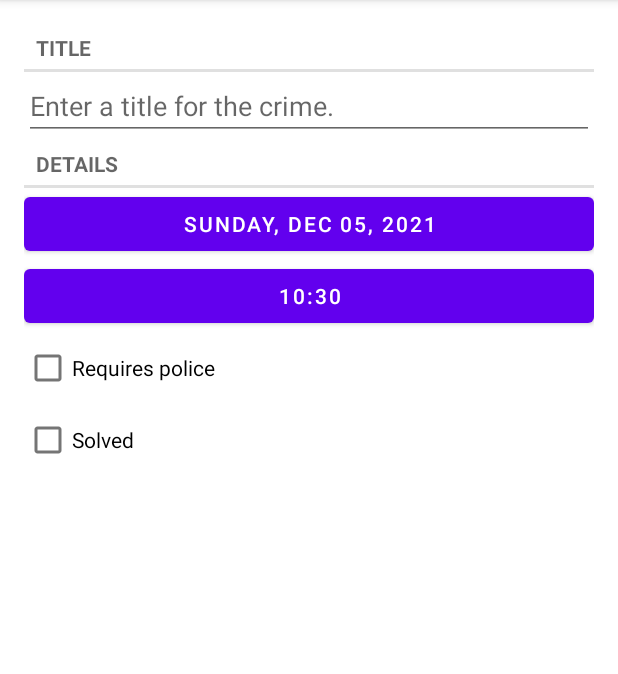
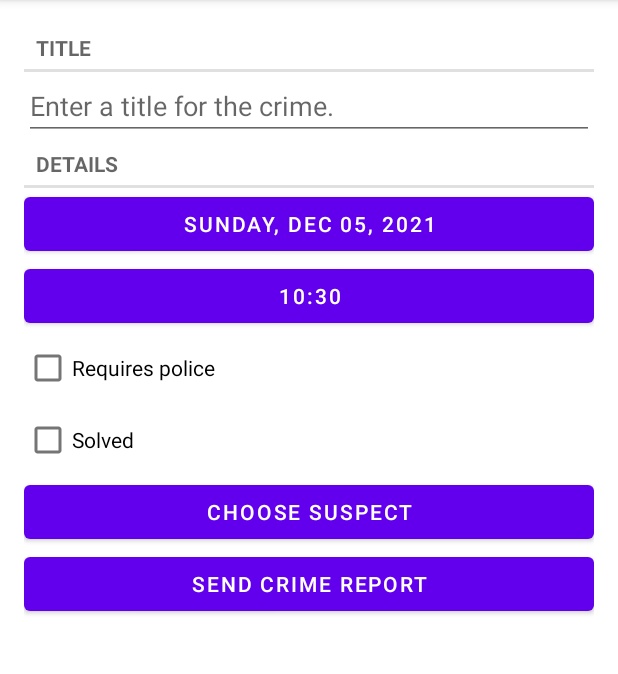
Before and after one commit to denesdavid/TheBigNerdRanchGuide-4thEdition-CriminalIntent, an Android app: the screen it shows after launch (MainActivity), after a tap on "NEW CRIME", on a phone screen of 412 x 824 dp, the part 84-758 px from its top. Run offline under Robolectric (Android 15) with nearby library versions, the phone set to English and light mode, and no system bars; our stand-ins replace Room's generated code.

Commit message:
Working on Chapter 15 - Implicit intents.

```diff
--- a/app/src/main/java/com/bignerdranch/android/criminalintent/CrimeRepository.java
+++ b/app/src/main/java/com/bignerdranch/android/criminalintent/CrimeRepository.java
@@ -37,7 +37,7 @@ public class CrimeRepository {
     }
 
     private CrimeRepository(Context context){
-        database = Room.databaseBuilder(context.getApplicationContext(),CrimeDatabase.class,DATABASE_NAME).build();
+        database = Room.databaseBuilder(context.getApplicationContext(),CrimeDatabase.class,DATABASE_NAME).addMigrations(CrimeDatabase.MIGRATION_1_2).build();
         crimeDao = database.crimeDao();
     }
 
--- a/app/src/main/java/com/bignerdranch/android/criminalintent/database/CrimeDatabase.java
+++ b/app/src/main/java/com/bignerdranch/android/criminalintent/database/CrimeDatabase.java
@@ -3,13 +3,21 @@ package com.bignerdranch.android.criminalintent.database;
 import androidx.room.Database;
 import androidx.room.RoomDatabase;
 import androidx.room.TypeConverters;
+import androidx.room.migration.Migration;
+import androidx.sqlite.db.SupportSQLiteDatabase;
 
 import com.bignerdranch.android.criminalintent.Crime;
 
-@Database(entities = Crime.class, version = 1, exportSchema = false)
+@Database(entities = Crime.class, version = 2, exportSchema = true)
 @TypeConverters(CrimeTypeConverters.class)
 public abstract class CrimeDatabase extends RoomDatabase {
 
     public abstract CrimeDao crimeDao();
 
+    public static final Migration MIGRATION_1_2 = new Migration(1, 2) {
+        @Override
+        public void migrate(SupportSQLiteDatabase database) {
+            database.execSQL("ALTER TABLE Crime ADD COLUMN suspect TEXT");
+        }
+    };
 }
--- a/app/src/main/res/layout/fragment_crime.xml
+++ b/app/src/main/res/layout/fragment_crime.xml
@@ -49,4 +49,16 @@
         android:layout_height="wrap_content"
         android:text="@string/crime_solved_label"/>
 
+    <Button
+        android:id="@+id/crime_suspect"
+        android:layout_width="match_parent"
+        android:layout_height="wrap_content"
+        android:text="@string/crime_suspect_text"/>
+
+    <Button
+        android:id="@+id/crime_report"
+        android:layout_width="match_parent"
+        android:layout_height="wrap_content"
+        android:text="@string/crime_report_text"/>
+
 </LinearLayout>
--- a/app/src/main/res/values/strings.xml
+++ b/app/src/main/res/values/strings.xml
@@ -7,4 +7,15 @@
     <string name="requires_police_label">Requires police</string>
     <string name="new_crime">New Crime</string>
     <string name="no_crimes">There are no crimes yet.</string>
+    <string name="crime_suspect_text">Choose Suspect</string>
+    <string name="crime_report_text">Send Crime Report</string>
+    <string name="crime_report">%1$s!
+The crime was discovered on %2$s. %3$s, and %4$s
+</string>
+    <string name="crime_report_solved">The case is solved</string>
+    <string name="crime_report_unsolved">The case is not solved</string>
+    <string name="crime_report_no_suspect">there is no suspect.</string>
+    <string name="crime_report_suspect">the suspect is %s.</string>
+    <string name="crime_report_subject">CriminalIntent Crime Report</string>
+    <string name="send_report">Send crime report via</string>
 </resources>
```
Also changed, not shown: app/src/main/java/com/bignerdranch/android/criminalintent/Crime.java (+11 -2 lines), app/src/main/java/com/bignerdranch/android/criminalintent/CrimeFragment.java (+34 -0 lines).
